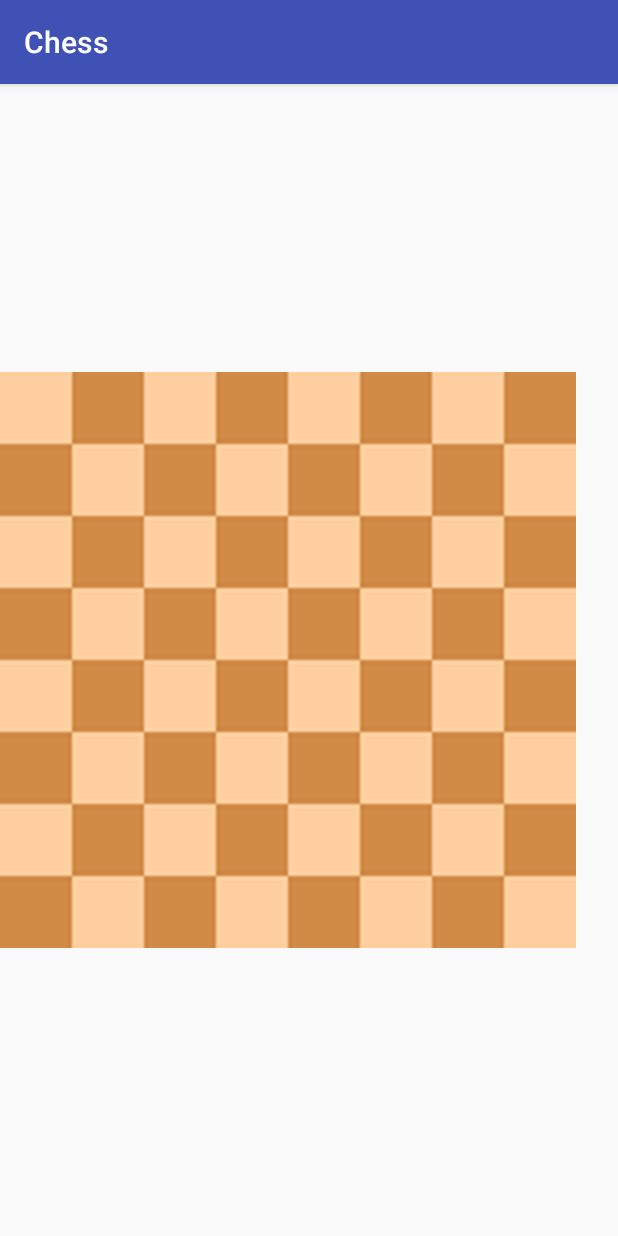
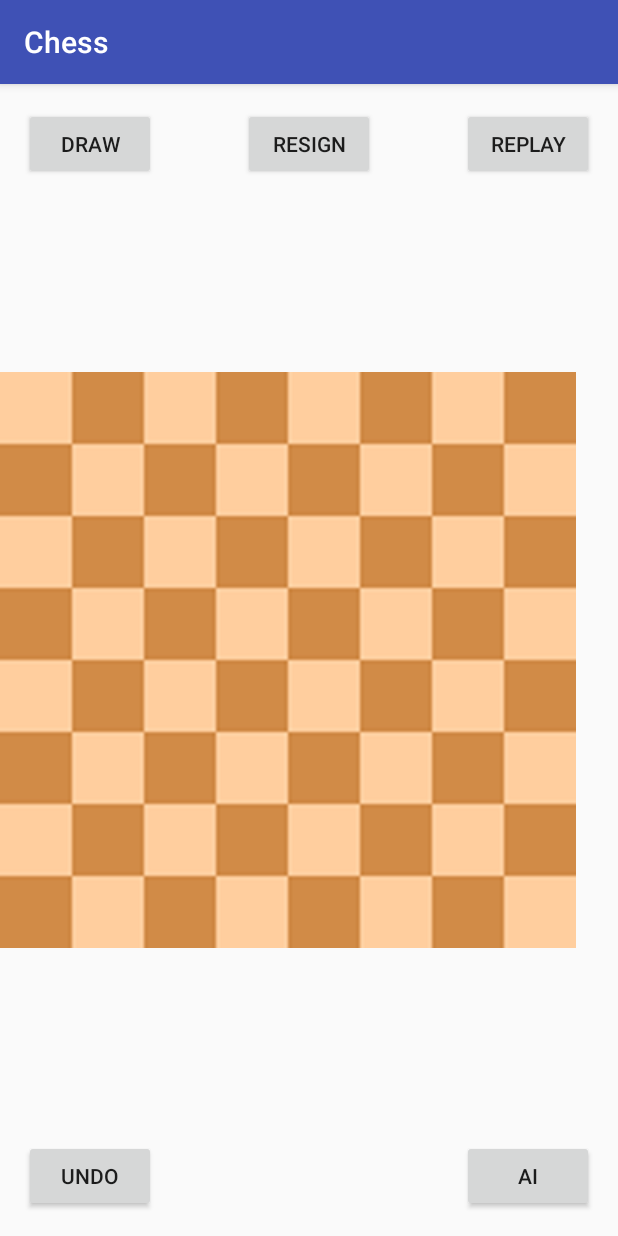
Before and after one commit to tpg45/ChessAndroid, an Android app: the screen it shows after launch (MainActivity), on a phone screen of 412 x 824 dp. Run offline under Robolectric (Android 15) with nearby library versions, the phone set to English and light mode, and no system bars.

Commit message:
added buttons to GUI, no backend for them yet

```diff
--- a/app/src/main/res/layout/activity_main.xml
+++ b/app/src/main/res/layout/activity_main.xml
@@ -20,4 +20,54 @@
         android:layout_marginBottom="8dp"
         app:layout_constraintLeft_toLeftOf="parent"
         android:layout_marginLeft="0dp"/>
+
+    <Button
+        android:id="@+id/button"
+        android:layout_width="wrap_content"
+        android:layout_height="wrap_content"
+        android:layout_marginLeft="16dp"
+        android:layout_marginTop="16dp"
+        android:text="Draw"
+        app:layout_constraintLeft_toLeftOf="parent"
+        app:layout_constraintTop_toTopOf="parent" />
+
+    <Button
+        android:id="@+id/button2"
+        android:layout_width="wrap_content"
+        android:layout_height="wrap_content"
+        android:layout_marginTop="16dp"
+        android:text="Resign"
+        app:layout_constraintLeft_toLeftOf="parent"
+        app:layout_constraintRight_toRightOf="parent"
+        app:layout_constraintTop_toTopOf="parent" />
+
+    <Button
+        android:id="@+id/button3"
+        android:layout_width="wrap_content"
+        android:layout_height="wrap_content"
+        android:layout_marginRight="16dp"
+        android:layout_marginTop="16dp"
+        android:text="Replay"
+        app:layout_constraintRight_toRightOf="parent"
+        app:layout_constraintTop_toTopOf="parent" />
+
+    <Button
+        android:id="@+id/button4"
+        android:layout_width="wrap_content"
+        android:layout_height="wrap_content"
+        android:layout_marginBottom="16dp"
+        android:layout_marginRight="16dp"
+        android:text="AI"
+        app:layout_constraintBottom_toBottomOf="parent"
+        app:layout_constraintRight_toRightOf="parent" />
+
+    <Button
+        android:id="@+id/button5"
+        android:layout_width="wrap_content"
+        android:layout_height="wrap_content"
+        android:layout_marginBottom="16dp"
+        android:layout_marginLeft="16dp"
+        android:text="Undo"
+        app:layout_constraintBottom_toBottomOf="parent"
+        app:layout_constraintLeft_toLeftOf="parent" />
 </android.support.constraint.ConstraintLayout>
```
